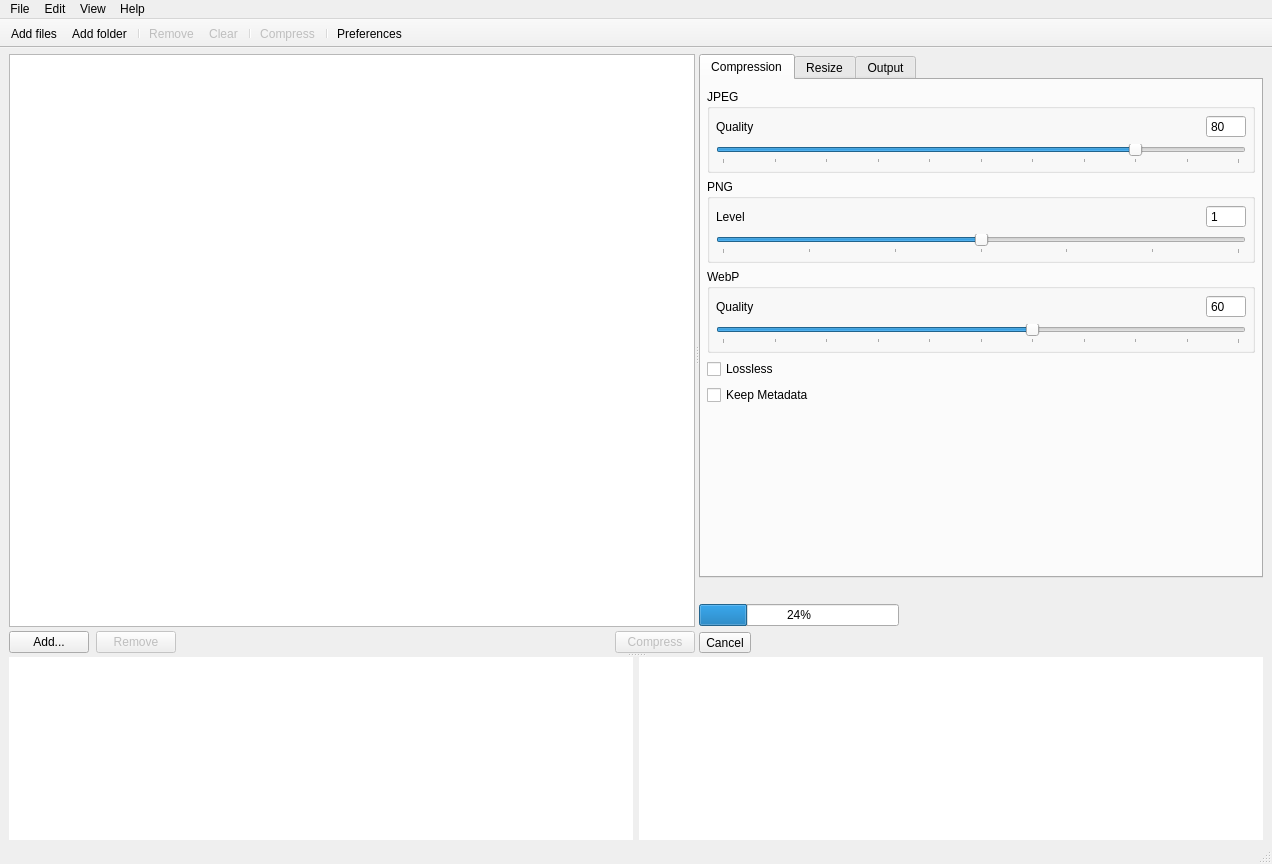
Old version of the form views/MainWindow.ui in the repository Lymphatus/caesium-image-compressor.
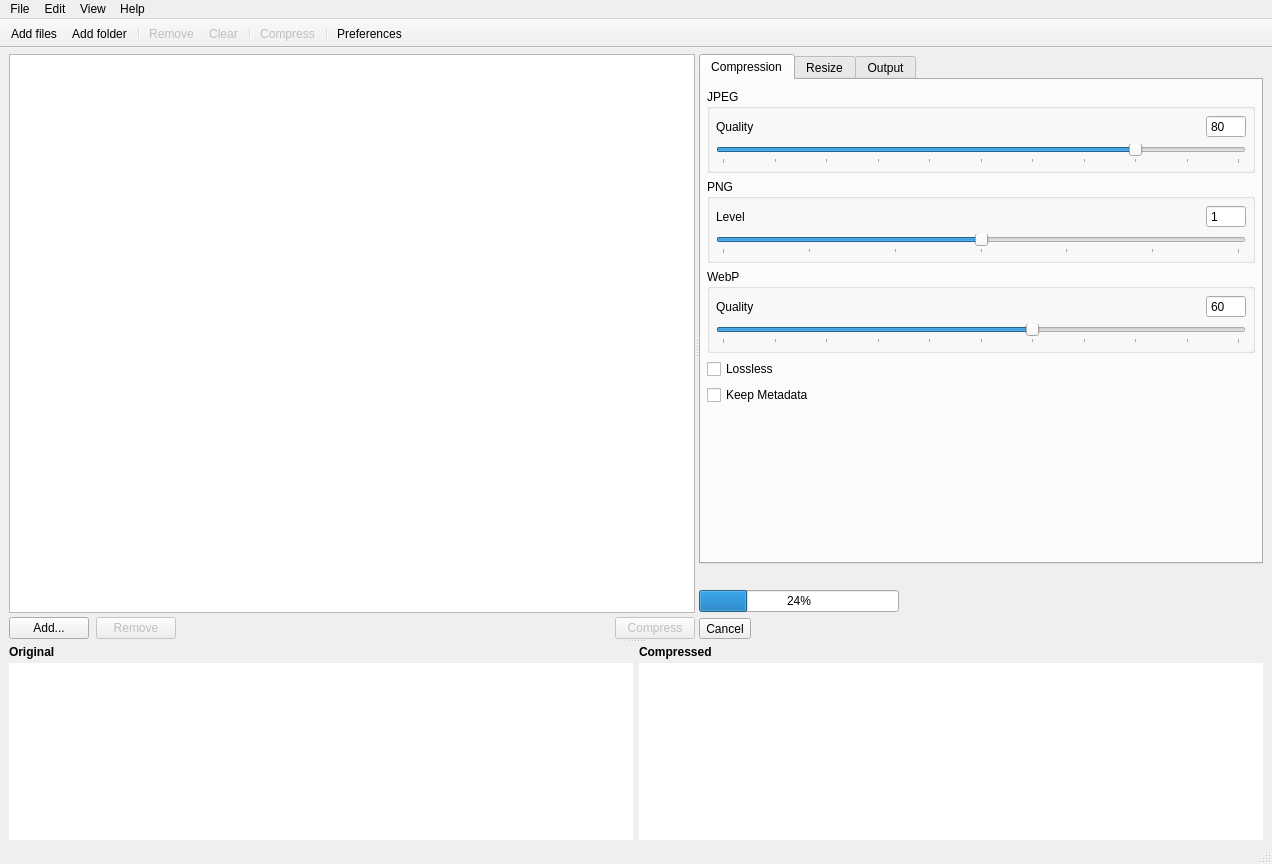
New version of the form. Icons and pictures are not drawn. Custom widgets are drawn as their Qt base class.

Commit message: Autopreview and loading animation

Patch:
```diff
--- a/views/MainWindow.ui
+++ b/views/MainWindow.ui
@@ -1029,8 +1029,45 @@
        </widget>
       </widget>
       <widget class="QWidget" name="horizontalLayoutWidget">
-       <layout class="QHBoxLayout" name="previews_HLayout">
-        <item>
+       <layout class="QGridLayout" name="previews_GridLayout">
+        <property name="topMargin">
+         <number>2</number>
+        </property>
+        <property name="horizontalSpacing">
+         <number>-1</number>
+        </property>
+        <property name="verticalSpacing">
+         <number>4</number>
+        </property>
+        <item row="1" column="2" colspan="2">
+         <widget class="QZoomGraphicsView" name="previewCompressed_GraphicsView">
+          <property name="frameShape">
+           <enum>QFrame::NoFrame</enum>
+          </property>
+          <property name="frameShadow">
+           <enum>QFrame::Plain</enum>
+          </property>
+          <property name="lineWidth">
+           <number>0</number>
+          </property>
+          <property name="verticalScrollBarPolicy">
+           <enum>Qt::ScrollBarAlwaysOff</enum>
+          </property>
+          <property name="horizontalScrollBarPolicy">
+           <enum>Qt::ScrollBarAlwaysOff</enum>
+          </property>
+          <property name="dragMode">
+           <enum>QGraphicsView::ScrollHandDrag</enum>
+          </property>
+          <property name="transformationAnchor">
+           <enum>QGraphicsView::AnchorViewCenter</enum>
+          </property>
+          <property name="resizeAnchor">
+           <enum>QGraphicsView::AnchorViewCenter</enum>
+          </property>
+         </widget>
+        </item>
+        <item row="1" column="0" colspan="2">
          <widget class="QZoomGraphicsView" name="preview_GraphicsView">
           <property name="frameShape">
            <enum>QFrame::NoFrame</enum>
@@ -1061,31 +1098,50 @@
           </property>
          </widget>
         </item>
-        <item>
-         <widget class="QZoomGraphicsView" name="previewCompressed_GraphicsView">
-          <property name="frameShape">
-           <enum>QFrame::NoFrame</enum>
+        <item row="0" column="2">
+         <widget class="QLabel" name="compressedImage_Label">
+          <property name="font">
+           <font>
+            <bold>true</bold>
+           </font>
           </property>
+          <property name="text">
+           <string>Compressed</string>
+          </property>
+         </widget>
+        </item>
+        <item row="0" column="0">
+         <widget class="QLabel" name="originalImage_Label">
+          <property name="font">
+           <font>
+            <bold>true</bold>
+           </font>
+          </property>
+          <property name="text">
+           <string>Original</string>
+          </property>
+         </widget>
+        </item>
+        <item row="0" column="3">
+         <widget class="QLoadingLabel" name="compressedImageSize_Label">
+          <property name="text">
+           <string/>
+          </property>
+          <property name="alignment">
+           <set>Qt::AlignRight|Qt::AlignTrailing|Qt::AlignVCenter</set>
+          </property>
+         </widget>
+        </item>
+        <item row="0" column="1">
+         <widget class="QLoadingLabel" name="originalImageSize_Label">
           <property name="frameShadow">
            <enum>QFrame::Plain</enum>
           </property>
-          <property name="lineWidth">
-           <number>0</number>
+          <property name="text">
+           <string/>
           </property>
-          <property name="verticalScrollBarPolicy">
-           <enum>Qt::ScrollBarAlwaysOff</enum>
-          </property>
-          <property name="horizontalScrollBarPolicy">
-           <enum>Qt::ScrollBarAlwaysOff</enum>
-          </property>
-          <property name="dragMode">
-           <enum>QGraphicsView::ScrollHandDrag</enum>
-          </property>
-          <property name="transformationAnchor">
-           <enum>QGraphicsView::AnchorViewCenter</enum>
-          </property>
-          <property name="resizeAnchor">
-           <enum>QGraphicsView::AnchorViewCenter</enum>
+          <property name="alignment">
+           <set>Qt::AlignRight|Qt::AlignTrailing|Qt::AlignVCenter</set>
           </property>
          </widget>
         </item>
@@ -1392,6 +1448,11 @@
    <extends>QCheckBox</extends>
    <header>widgets/QMainCheckBox.h</header>
   </customwidget>
+  <customwidget>
+   <class>QLoadingLabel</class>
+   <extends>QLabel</extends>
+   <header>widgets/QLoadingLabel.h</header>
+  </customwidget>
  </customwidgets>
  <resources>
   <include location="../resources/resources.qrc"/>
```
Left out of the diff: 2 changed lines with no effect on the pictures. The commit also changes 20 other files.
